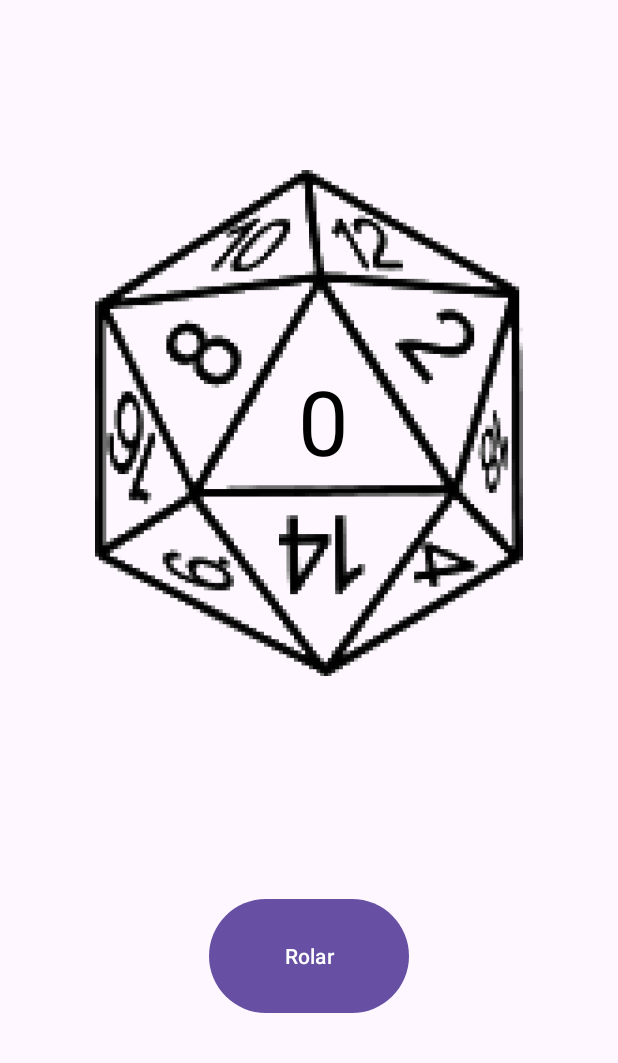
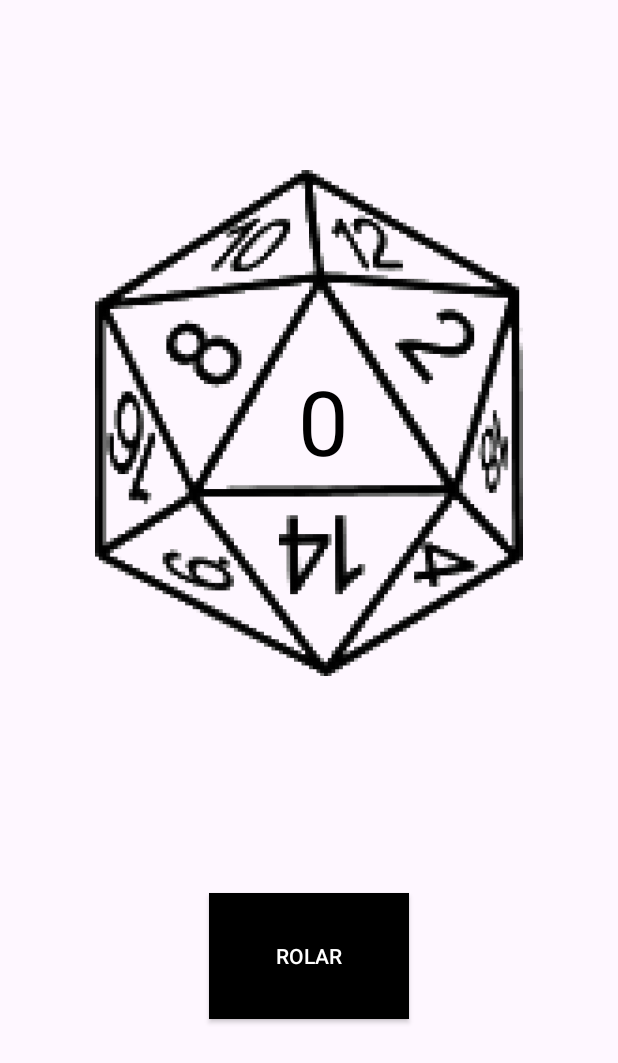
Before and after one commit to MiqueiasFBarros/Golden_Dice, an Android app: the screen it shows after launch (MainActivity), on a phone screen of 412 x 824 dp. Shown: the top 1063 px of the screen. Run offline under Robolectric (Android 15) with nearby library versions, the phone set to English and light mode, and no system bars.

Commit message:
add a background_button

```diff
--- /dev/null
+++ b/app/src/main/res/drawable/background_button.xml
@@ -0,0 +1,7 @@
+<?xml version="1.0" encoding="utf-8"?>
+<shape xmlns:android="http://schemas.android.com/apk/res/android"
+    android:shape="rectangle">
+
+    <solid android:color="@color/black"/>
+
+</shape>
--- a/app/src/main/res/layout/activity_main.xml
+++ b/app/src/main/res/layout/activity_main.xml
@@ -34,11 +34,13 @@
         app:layout_constraintTop_toTopOf="@+id/diceImage"
         app:layout_constraintVertical_bias="0.494" />
 
-    <Button
+    <androidx.appcompat.widget.AppCompatButton
         android:id="@+id/rollButton"
         android:layout_width="133dp"
         android:layout_height="84dp"
         android:text="Rolar"
+        android:textColor="@color/white"
+        android:background="@drawable/background_button"
         app:layout_constraintBottom_toBottomOf="parent"
         app:layout_constraintEnd_toEndOf="parent"
         app:layout_constraintStart_toStartOf="parent"
```
